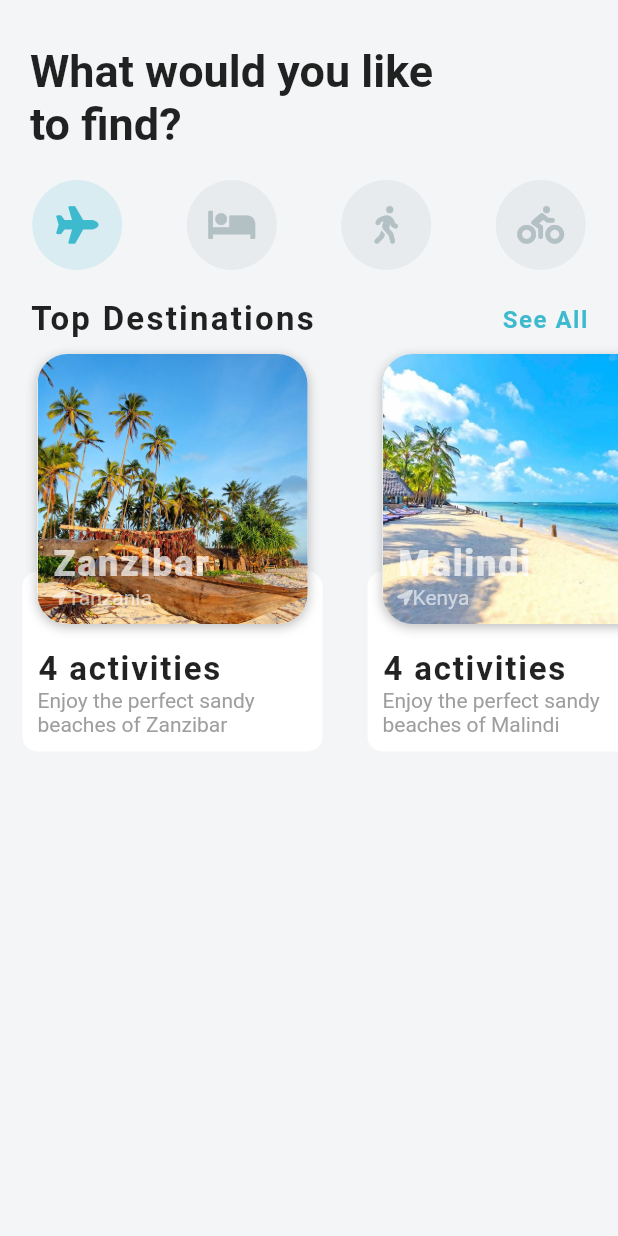
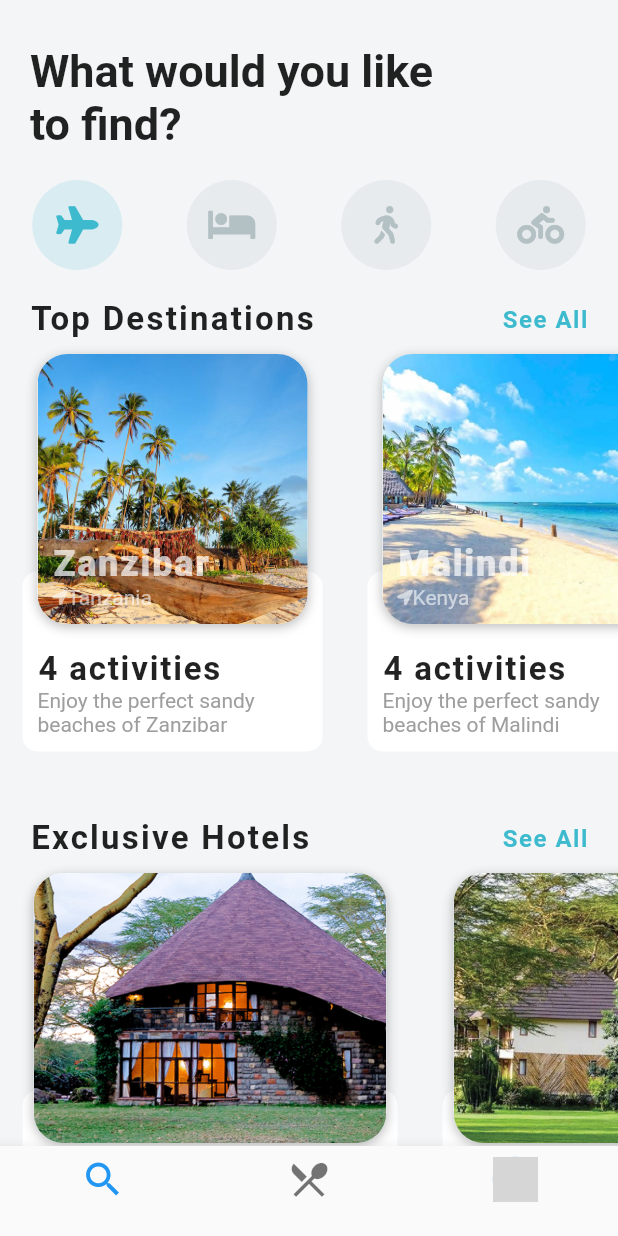
Before and after one commit to kbuika/Fluter-Travel-UI, a Flutter app: the screen it shows after launch, on a phone screen of 412 x 824 dp. Run offline on Flutter 3.47's test engine with Material 2 defaults, Android fonts, the phone set to English and light mode, and no system bars; our stand-ins replace font_awesome_flutter; network calls fail; grey boxes are pictures that could not be loaded.

Commit message:
added the Exclusive Hotels carousel and a bottom navigation bar

```diff
--- a/lib/models/hotel_model.dart
+++ b/lib/models/hotel_model.dart
@@ -20,9 +20,15 @@ final List<Hotel> hotels = [
     price: 200,
   ),
   Hotel(
-    imageUrl: 'assets/images/hotel1.png',
+    imageUrl: 'assets/images/hotel1.jpg',
     name: 'Hotel1',
     address: '406 Naivasha Road',
     price: 201,
   ),
+  Hotel(
+    imageUrl: 'assets/images/hotel2.jpg',
+    name: 'Hotel2',
+    address: '407 Zanzibar Road',
+    price: 202,
+  ),
 ];
--- a/lib/screens/home_screen.dart
+++ b/lib/screens/home_screen.dart
@@ -1,6 +1,7 @@
 import 'package:flutter/material.dart';
 import 'package:font_awesome_flutter/font_awesome_flutter.dart';
 import 'package:futter_travel_ui/widgets/destination_carousel.dart';
+import 'package:futter_travel_ui/widgets/hotel_carousel.dart';
 
 class HomeScreen extends StatefulWidget {
   @override
@@ -9,6 +10,7 @@ class HomeScreen extends StatefulWidget {
 
 class _HomeScreenState extends State<HomeScreen> {
   int _selectedIndex = 0;
+  int _currentTab = 0;
   List<IconData> _icons = [
     FontAwesomeIcons.plane,
     FontAwesomeIcons.bed,
@@ -76,8 +78,44 @@ class _HomeScreenState extends State<HomeScreen> {
               height: 20.0,
             ),
             DestinationCarousel(),
+            SizedBox(
+              height: 20.0,
+            ),
+            HotelCarousel(),
           ],
         ),
+      ),
+      bottomNavigationBar: BottomNavigationBar(
+        currentIndex: _currentTab,
+        onTap: (int value) {
+          setState(() {
+            _currentTab = value;
+          });
+        },
+        items: [
+          BottomNavigationBarItem(
+            icon: Icon(
+              Icons.search,
+              size: 30.0,
+            ),
+            title: SizedBox.shrink(),
+          ),
+          BottomNavigationBarItem(
+            icon: Icon(
+              Icons.local_dining,
+              size: 30.0,
+            ),
+            title: SizedBox.shrink(),
+          ),
+          BottomNavigationBarItem(
+            icon: CircleAvatar(
+              radius: 15.0,
+              backgroundImage: NetworkImage(
+                  'https://avatars2.githubusercontent.com/u/31507901?s=460&u=05f0ce3c821662d5c04966ff2e33ce26c06f3e06&v=4'),
+            ),
+            title: SizedBox.shrink(),
+          ),
+        ],
       ),
     );
   }
--- /dev/null
+++ b/lib/widgets/hotel_carousel.dart
@@ -0,0 +1,123 @@
+import 'package:flutter/material.dart';
+import 'package:futter_travel_ui/models/hotel_model.dart';
+
+class HotelCarousel extends StatelessWidget {
+  @override
+  Widget build(BuildContext context) {
+    return Column(
+      children: <Widget>[
+        Padding(
+          padding: EdgeInsets.symmetric(horizontal: 20.0),
+          child: Row(
+            mainAxisAlignment: MainAxisAlignment.spaceBetween,
+            children: <Widget>[
+              Text(
+                'Exclusive Hotels',
+                style: TextStyle(
+                  fontSize: 22.0,
+                  fontWeight: FontWeight.bold,
+                  letterSpacing: 1.5,
+                ),
+              ),
+              GestureDetector(
+                onTap: () => print('seeeee aaaalllll'),
+                child: Text(
+                  'See All',
+                  style: TextStyle(
+                      color: Theme.of(context).primaryColor,
+                      fontSize: 16.0,
+                      fontWeight: FontWeight.w600,
+                      letterSpacing: 1.0),
+                ),
+              ),
+            ],
+          ),
+        ),
+        Container(
+          height: 300.0,
+          child: ListView.builder(
+              scrollDirection: Axis.horizontal,
+              itemCount: hotels.length,
+              itemBuilder: (BuildContext context, int index) {
+                Hotel hotel = hotels[index];
+                return Container(
+                  margin: EdgeInsets.all(10.0),
+                  width: 260.0,
+                  child: Stack(
+                    alignment: Alignment.topCenter,
+                    children: <Widget>[
+                      Positioned(
+                        bottom: 15.0,
+                        child: Container(
+                          height: 120.0,
+                          width: 250.0,
+                          decoration: BoxDecoration(
+                            color: Colors.white,
+                            borderRadius: BorderRadius.circular(10.0),
+                          ),
+                          child: Padding(
+                            padding: EdgeInsets.all(10.0),
+                            child: Column(
+                              mainAxisAlignment: MainAxisAlignment.end,
+                              crossAxisAlignment: CrossAxisAlignment.center,
+                              children: <Widget>[
+                                Text(
+                                  hotel.name,
+                                  style: TextStyle(
+                                      fontSize: 22.0,
+                                      fontWeight: FontWeight.w600,
+                                      letterSpacing: 1.2),
+                                ),
+                                SizedBox(
+                                  height: 2.0,
+                                ),
+                                Text(
+                                  hotel.address,
+                                  style: TextStyle(color: Colors.grey),
+                                ),
+                                SizedBox(
+                                  height: 2.0,
+                                ),
+                                Text(
+                                  '\$${hotel.price} / night',
+                                  style: TextStyle(
+                                    fontSize: 18.0,
+                                    fontWeight: FontWeight.w600,
+                                  ),
+                                ),
+                              ],
+                            ),
+                          ),
+                        ),
+                      ),
+                      Container(
+                        decoration: BoxDecoration(
+                          color: Colors.white,
+                          borderRadius: BorderRadius.circular(20.0),
+                          boxShadow: [
+                            BoxShadow(
+                              color: Colors.black26,
+                              offset: Offset(0.0, 2.0),
+                              blurRadius: 6.0,
+                            ),
+                          ],
+                        ),
+                        child: ClipRRect(
+                          borderRadius: BorderRadius.circular(20.0),
+                          child: Image(
+                            image: AssetImage(hotel.imageUrl),
+                            height: 180.0,
+                            width: 235.0,
+                            fit: BoxFit.cover,
+                          ),
+                        ),
+                      ),
+                    ],
+                  ),
+                );
+              }),
+        )
+      ],
+    );
+  }
+}
```
